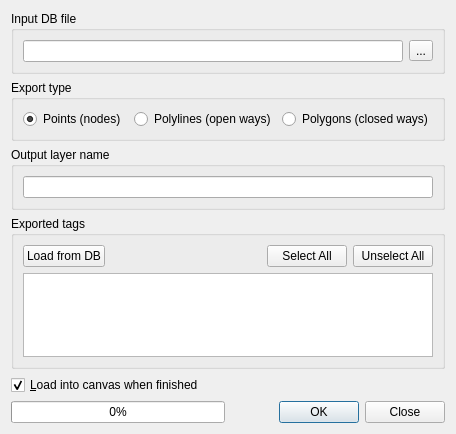
The window that src/ui/qgsosmexportdialog.ui (carsmie/QGIS) describes before a commit, drawn with Qt 5.
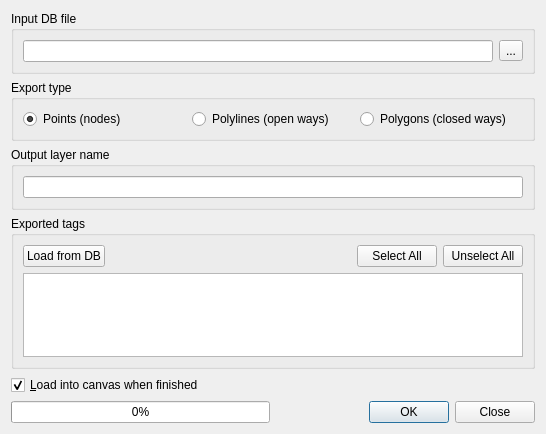
The same window after the commit.

What changed in the file:
```diff
--- a/src/ui/qgsosmexportdialog.ui
+++ b/src/ui/qgsosmexportdialog.ui
@@ -6,7 +6,7 @@
    <rect>
     <x>0</x>
     <y>0</y>
-    <width>456</width>
+    <width>546</width>
     <height>434</height>
    </rect>
   </property>
```
Left out of the diff: 3 changed lines with no effect on the pictures.
